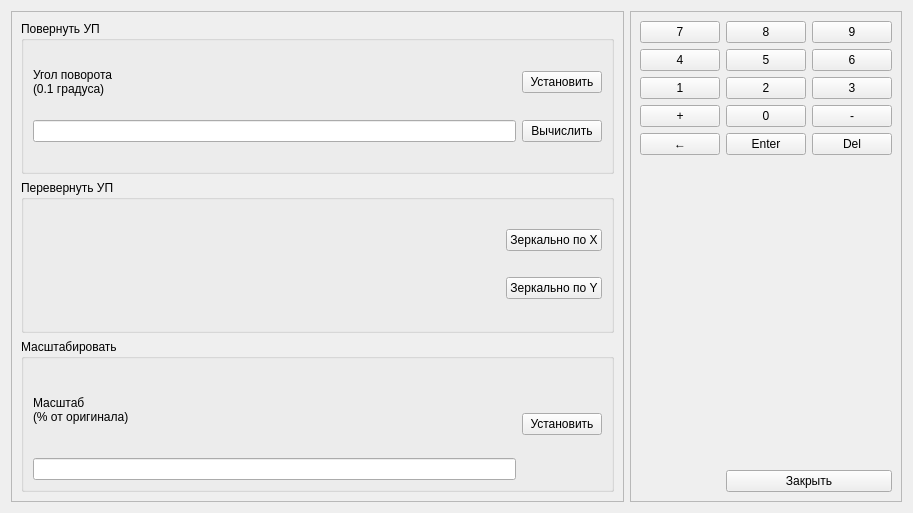
superkulpa/phx-cnc-ui, file phx-cnc-ui-mainform/src/CXTurnDialog.ui: the form before one commit.
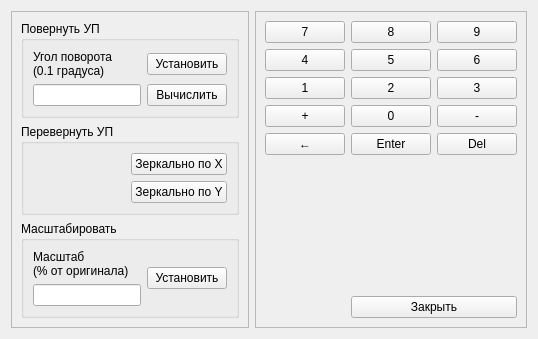
The form after the commit. Custom widgets are drawn as their Qt base class.

What changed in the file:
```diff
--- a/phx-cnc-ui-mainform/src/CXTurnDialog.ui
+++ b/phx-cnc-ui-mainform/src/CXTurnDialog.ui
@@ -2,14 +2,6 @@
 <ui version="4.0">
  <class>CXTurnDialog</class>
  <widget class="QWidget" name="CXTurnDialog">
-  <property name="geometry">
-   <rect>
-    <x>0</x>
-    <y>0</y>
-    <width>913</width>
-    <height>513</height>
-   </rect>
-  </property>
   <property name="windowTitle">
    <string>Повернуть/Перевернуть/Масштабировать</string>
   </property>
@@ -378,6 +370,13 @@
    </item>
   </layout>
  </widget>
+ <customwidgets>
+  <customwidget>
+   <class>CXTouchButton</class>
+   <extends>QPushButton</extends>
+   <header>cxtouchbutton.h</header>
+  </customwidget>
+ </customwidgets>
  <resources/>
  <connections/>
 </ui>
```
Left out of the diff: 42 changed lines with no effect on the pictures.
